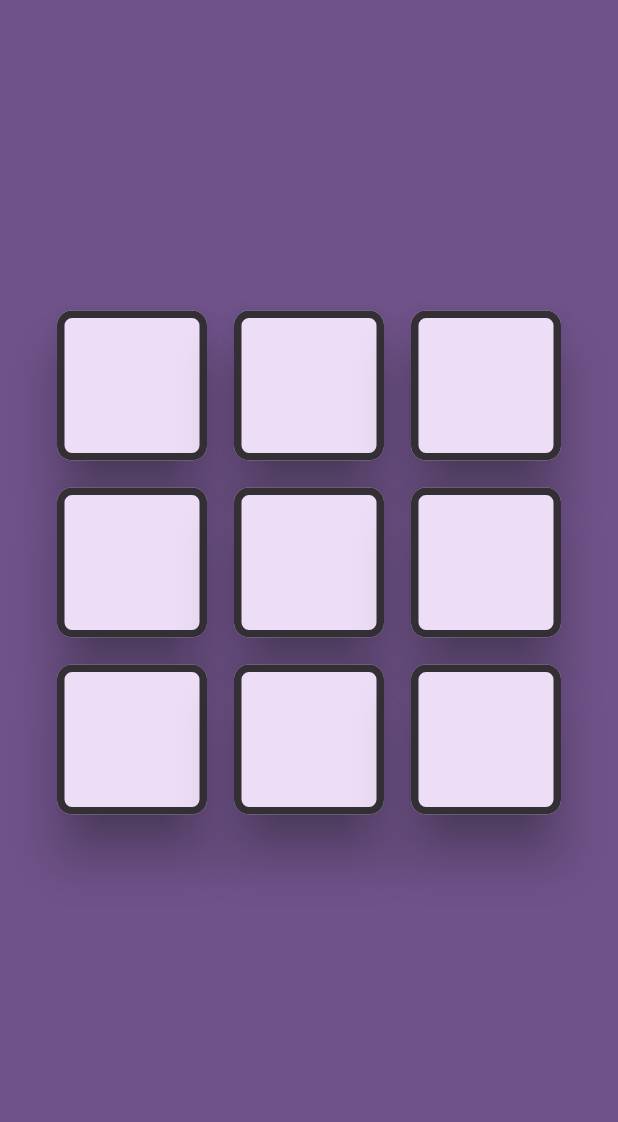
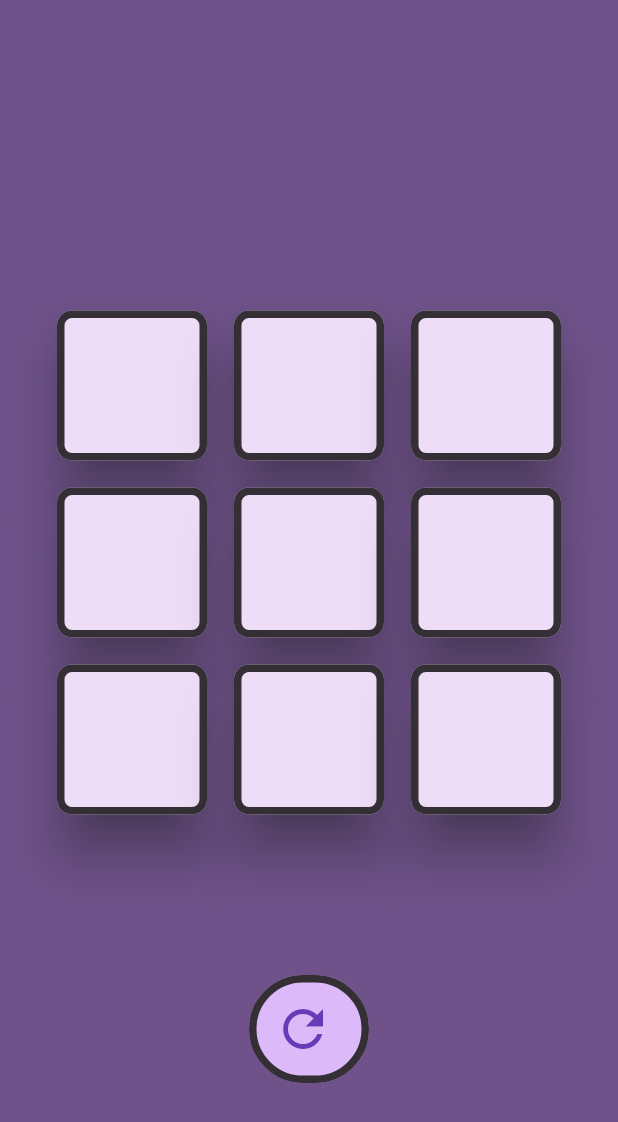
Before and after one commit to abdyevas/Flutter_Tic_Tac_Toe, a Flutter app: the screen it shows after launch, on a phone screen of 412 x 824 dp. Shown: the top 1122 px of the screen. Run offline on Flutter 3.47's test engine with Material 2 defaults, Android fonts, the phone set to English and light mode, and no system bars; our stand-ins replace google_fonts.

Commit message:
add restart button

```diff
--- a/tic_tac_toe/lib/my_game_screen.dart
+++ b/tic_tac_toe/lib/my_game_screen.dart
@@ -36,7 +36,7 @@ class _MyGameScreen extends State<MyGameScreen> {
           Center(
             child: SizedBox(
               width: 350,
-              height: 500,
+              height: 450,
               child: GridView.builder(
                 gridDelegate: const SliverGridDelegateWithFixedCrossAxisCount(
                   crossAxisCount: 3,
@@ -80,6 +80,27 @@ class _MyGameScreen extends State<MyGameScreen> {
               ),
             ),
           ),
+          FilledButton.icon(
+            onPressed: () {},
+            style: FilledButton.styleFrom(
+                backgroundColor: colorScheme.inversePrimary,
+                shape: RoundedRectangleBorder(
+                  borderRadius: BorderRadius.circular(50.0),
+                ),
+                padding: const EdgeInsets.all(16.0),
+                side: BorderSide(
+                  color: colorScheme.inverseSurface,
+                  width: 5.0,
+                )),
+            icon: const Center(
+              child: Icon(
+                Icons.refresh,
+                size: 40.0,
+                color: Colors.deepPurple,
+              ),
+            ),
+            label: const Text(''),
+          ),
         ],
       ),
     );
```
